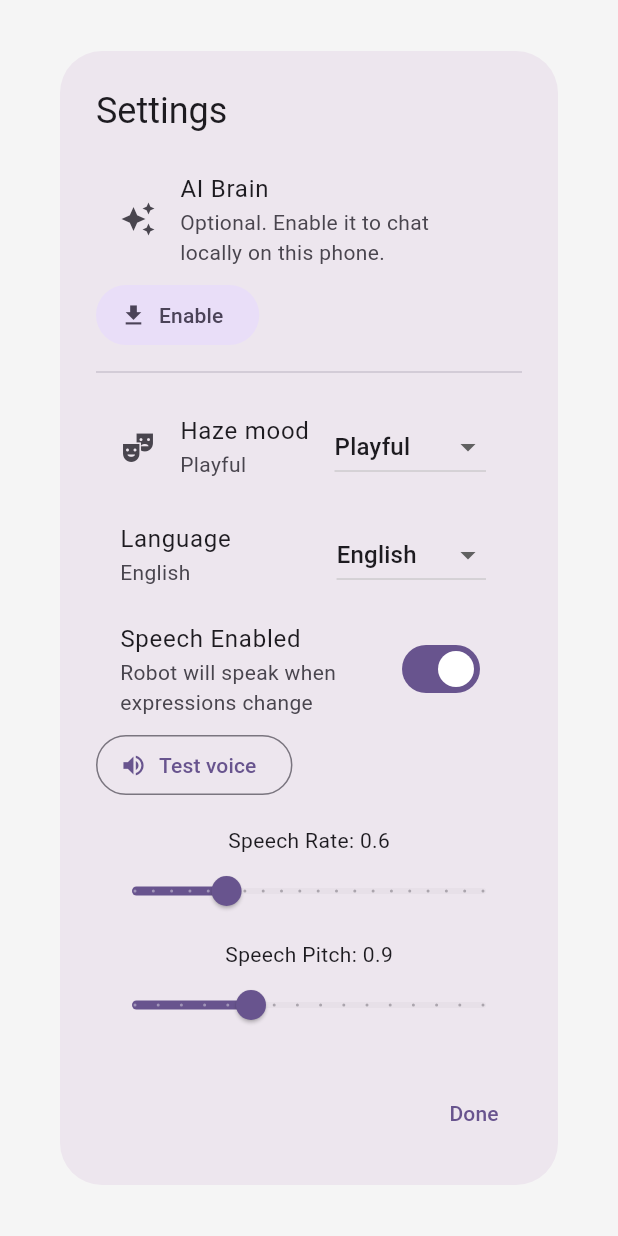
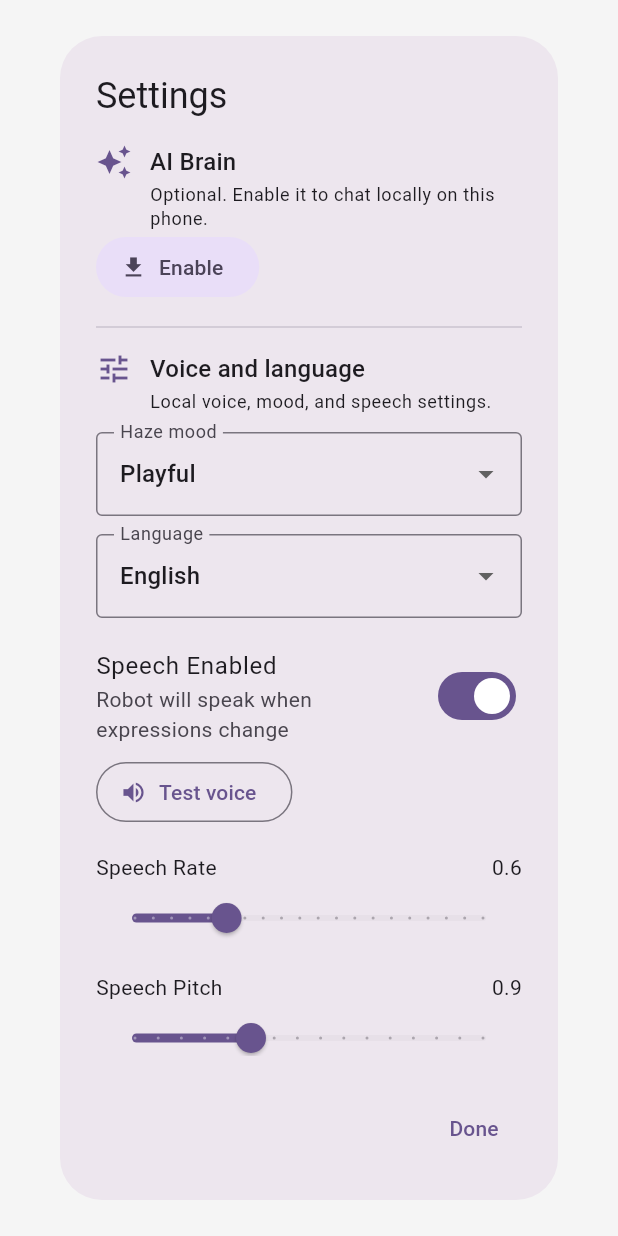
Before and after one commit to dmvvilela/haze_bot_app, a Flutter app: the SettingsDialog widget shown alone on an empty page, opened directly, after a tap on "Enable", after a tap on "Use built-in replies", after a tap on "Speech Enabled", on a phone screen of 412 x 824 dp. Run offline on Flutter 3.47's test engine with Material 3 defaults, Android fonts, the phone set to English and light mode, and no system bars; our stand-ins replace flutter_bloc, flutter_dotenv, flutter_tts, freezed_annotation, shared_preferences, wakelock_plus; missing offline and left inert: flutter_gemma; accounts and stored records are empty; generated files the repository leaves out were written again.

Commit message:
Simplify Haze settings voice controls

```diff
--- a/lib/cubits/robot_face_cubit.dart
+++ b/lib/cubits/robot_face_cubit.dart
@@ -16,20 +16,9 @@ import '../services/timer_service.dart';
 part 'robot_face_state.dart';
 part 'robot_face_cubit.freezed.dart';
 
-enum TtsVoicePreference { automatic, feminine, masculine }
-
-extension TtsVoicePreferenceX on TtsVoicePreference {
-  String get displayName => switch (this) {
-    TtsVoicePreference.automatic => 'Auto',
-    TtsVoicePreference.feminine => 'Feminine',
-    TtsVoicePreference.masculine => 'Masculine',
-  };
-}
-
 class RobotFaceCubit extends Cubit<RobotFaceState> {
   static const _aiConsentKey = 'haze_ai_consent';
   static const _personalityKey = 'haze_personality';
-  static const _voicePreferenceKey = 'haze_voice_preference';
 
   final FlutterTts _flutterTts = FlutterTts();
   final HazeBrain _brain = HazeBrain();
@@ -66,16 +55,11 @@ class RobotFaceCubit extends Cubit<RobotFaceState> {
       final restoredPersonality = _personalityFromName(
         prefs.getString(_personalityKey),
       );
-      final restoredVoicePreference = _voicePreferenceFromName(
-        prefs.getString(_voicePreferenceKey),
-      );
       if (!isClosed) {
         emit(
           state.copyWith(
             aiConsent: restoredConsent,
             personality: restoredPersonality ?? state.personality,
-            ttsVoicePreference:
-                restoredVoicePreference ?? state.ttsVoicePreference,
           ),
         );
         if (restoredPersonality != null) {
@@ -110,13 +94,6 @@ class RobotFaceCubit extends Cubit<RobotFaceState> {
     await _brain.setPersonality(personality);
   }
 
-  Future<void> setVoicePreference(TtsVoicePreference preference) async {
-    emit(state.copyWith(ttsVoicePreference: preference));
-    await _saveVoicePreference(preference);
-    _activeVoiceLocale = null;
-    await _applyTtsSettings();
-  }
-
   Future<void> _saveConsent(AiConsent consent) async {
     try {
       final prefs = await SharedPreferences.getInstance();
@@ -139,27 +116,10 @@ class RobotFaceCubit extends Cubit<RobotFaceState> {
     }
   }
 
-  Future<void> _saveVoicePreference(TtsVoicePreference preference) async {
-    try {
-      final prefs = await SharedPreferences.getInstance();
-      await prefs.setString(_voicePreferenceKey, preference.name);
-    } catch (e) {
-      debugPrint('RobotFaceCubit: failed to save voice preference: $e');
-    }
-  }
-
   HazePersonality? _personalityFromName(String? name) {
     if (name == null) return null;
     for (final personality in HazePersonality.values) {
       if (personality.name == name) return personality;
-    }
-    return null;
-  }
-
-  TtsVoicePreference? _voicePreferenceFromName(String? name) {
-    if (name == null) return null;
-    for (final preference in TtsVoicePreference.values) {
-      if (preference.name == name) return preference;
     }
     return null;
   }
@@ -392,7 +352,6 @@ class RobotFaceCubit extends Cubit<RobotFaceState> {
           .map((voice) => voice.map((key, value) => MapEntry('$key', '$value')))
           .where((voice) => voice['locale'] == state.config.language)
           .toList();
-      _updateGenderedVoiceSupport(voices);
       if (voices.isEmpty) return;
 
       voices.sort((a, b) => _voiceScore(b).compareTo(_voiceScore(a)));
@@ -408,15 +367,7 @@ class RobotFaceCubit extends Cubit<RobotFaceState> {
     final name = (voice['name'] ?? '').toLowerCase();
     final quality = (voice['quality'] ?? '').toLowerCase();
     final networkRequired = (voice['network_required'] ?? '').toLowerCase();
-    final gender = _voiceGender(voice);
     var score = 0;
-    if (state.supportsGenderedVoiceChoice) {
-      if (state.ttsVoicePreference == TtsVoicePreference.feminine) {
-        score += gender == TtsVoicePreference.feminine ? 100 : -30;
-      } else if (state.ttsVoicePreference == TtsVoicePreference.masculine) {
-        score += gender == TtsVoicePreference.masculine ? 100 : -30;
-      }
-    }
     if (networkRequired == 'false') score += 20;
     if (quality.contains('enhanced') || quality.contains('premium')) {
       score += 12;
@@ -434,30 +385,6 @@ class RobotFaceCubit extends Cubit<RobotFaceState> {
     }
     if (name.contains('compact')) score -= 3;
     return score;
-  }
-
-  void _updateGenderedVoiceSupport(List<Map<String, String>> voices) {
-    final hasFeminine = voices.any(
-      (voice) => _voiceGender(voice) == TtsVoicePreference.feminine,
-    );
-    final hasMasculine = voices.any(
-      (voice) => _voiceGender(voice) == TtsVoicePreference.masculine,
-    );
-    final supportsChoice = hasFeminine && hasMasculine;
-    if (!isClosed && state.supportsGenderedVoiceChoice != supportsChoice) {
-      emit(state.copyWith(supportsGenderedVoiceChoice: supportsChoice));
-    }
-  }
-
-  TtsVoicePreference? _voiceGender(Map<String, String> voice) {
-    final gender = (voice['gender'] ?? '').toLowerCase();
-    if (gender.contains('female') || gender.contains('feminine')) {
-      return TtsVoicePreference.feminine;
-    }
-    if (gender.contains('male') || gender.contains('masculine')) {
-      return TtsVoicePreference.masculine;
-    }
-    return null;
   }
 
   Future<void> _safeTtsCall(
--- a/lib/cubits/robot_face_state.dart
+++ b/lib/cubits/robot_face_state.dart
@@ -17,8 +17,5 @@ class RobotFaceState with _$RobotFaceState {
     @Default(0) int downloadProgress,
     @Default(AiConsent.unknown) AiConsent aiConsent,
     @Default(HazePersonality.playful) HazePersonality personality,
-    @Default(TtsVoicePreference.automatic)
-    TtsVoicePreference ttsVoicePreference,
-    @Default(false) bool supportsGenderedVoiceChoice,
   }) = _RobotFaceState;
 }
--- a/lib/widgets/settings_dialog.dart
+++ b/lib/widgets/settings_dialog.dart
@@ -15,18 +15,19 @@ class SettingsDialog extends StatelessWidget {
         return AlertDialog(
           title: Text(t.ui.settings),
           content: SizedBox(
-            width: 420,
+            width: 460,
             child: SingleChildScrollView(
               child: Column(
                 mainAxisSize: MainAxisSize.min,
+                crossAxisAlignment: CrossAxisAlignment.stretch,
                 children: [
-                  ListTile(
-                    leading: const Icon(Icons.auto_awesome),
-                    title: const Text('AI Brain'),
-                    subtitle: Text(_brainStatusText(state)),
+                  _SectionHeader(
+                    icon: Icons.auto_awesome,
+                    title: 'AI Brain',
+                    subtitle: _brainStatusText(state),
                   ),
                   if (state.brainStatus == BrainStatus.downloading) ...[
-                    const SizedBox(height: 4),
+                    const SizedBox(height: 10),
                     LinearProgressIndicator(
                       value: state.downloadProgress > 0
                           ? state.downloadProgress / 100
@@ -42,13 +43,19 @@ class SettingsDialog extends StatelessWidget {
                       children: _brainActions(context, state),
                     ),
                   ),
-                  const Divider(height: 28),
-                  ListTile(
-                    leading: const Icon(Icons.theater_comedy),
-                    title: const Text('Haze mood'),
-                    subtitle: Text(state.personality.displayName),
-                    trailing: DropdownButton<HazePersonality>(
-                      value: state.personality,
+                  const Divider(height: 32),
+                  _SectionHeader(
+                    icon: Icons.tune,
+                    title: 'Voice and language',
+                    subtitle: 'Local voice, mood, and speech settings.',
+                  ),
+                  const SizedBox(height: 12),
+                  DropdownButtonFormField<HazePersonality>(
+                    initialValue: state.personality,
+                    decoration: const InputDecoration(
+                      labelText: 'Haze mood',
+                      border: OutlineInputBorder(),
+                    ),
                     items: HazePersonality.values
                         .map(
                           (personality) => DropdownMenuItem(
@@ -65,21 +72,15 @@ class SettingsDialog extends StatelessWidget {
                       }
                     },
                   ),
+                  const SizedBox(height: 12),
+                  DropdownButtonFormField<String>(
+                    initialValue: state.config.language,
+                    decoration: InputDecoration(
+                      labelText: t.ui.language,
+                      border: const OutlineInputBorder(),
                     ),
-                  ListTile(
-                    title: Text(t.ui.language),
-                    subtitle: Text(
-                      state.config.language == 'en-US'
-                          ? 'English'
-                          : 'Português',
-                    ),
-                    trailing: DropdownButton<String>(
-                      value: state.config.language,
                     items: const [
-                        DropdownMenuItem(
-                          value: 'en-US',
-                          child: Text('English'),
-                        ),
+                      DropdownMenuItem(value: 'en-US', child: Text('English')),
                       DropdownMenuItem(
                         value: 'pt-BR',
                         child: Text('Português'),
@@ -88,7 +89,6 @@ class SettingsDialog extends StatelessWidget {
                     onChanged: (value) {
                       if (value != null) {
                         context.read<RobotFaceCubit>().updateLanguage(value);
-                          // Update app locale
                         if (value == 'pt-BR') {
                           LocaleSettings.setLocale(AppLocale.pt);
                         } else {
@@ -97,8 +97,9 @@ class SettingsDialog extends StatelessWidget {
                       }
                     },
                   ),
-                  ),
+                  const SizedBox(height: 12),
                   SwitchListTile(
+                    contentPadding: EdgeInsets.zero,
                     title: Text(t.ui.speech_enabled),
                     subtitle: Text(t.ui.speech_description),
                     value: state.config.speechEnabled,
@@ -106,30 +107,6 @@ class SettingsDialog extends StatelessWidget {
                         context.read<RobotFaceCubit>().toggleSpeech(),
                   ),
                   if (state.config.speechEnabled) ...[
-                    if (state.supportsGenderedVoiceChoice)
-                      ListTile(
-                        leading: const Icon(Icons.record_voice_over),
-                        title: const Text('Voice style'),
-                        subtitle: const Text('Uses installed local voices'),
-                        trailing: DropdownButton<TtsVoicePreference>(
-                          value: state.ttsVoicePreference,
-                          items: TtsVoicePreference.values
-                              .map(
-                                (preference) => DropdownMenuItem(
-                                  value: preference,
-                                  child: Text(preference.displayName),
-                                ),
-                              )
-                              .toList(),
-                          onChanged: (preference) {
-                            if (preference != null) {
-                              context.read<RobotFaceCubit>().setVoicePreference(
-                                preference,
-                              );
-                            }
-                          },
-                        ),
-                      ),
                     Align(
                       alignment: Alignment.centerLeft,
                       child: OutlinedButton.icon(
@@ -139,10 +116,8 @@ class SettingsDialog extends StatelessWidget {
                       ),
                     ),
                     const SizedBox(height: 16),
-                    Text(
-                      '${t.ui.speech_rate}: ${state.config.speechRate.toStringAsFixed(1)}',
-                    ),
-                    Slider(
+                    _SliderField(
+                      label: t.ui.speech_rate,
                       value: state.config.speechRate,
                       min: 0.1,
                       max: 2.0,
@@ -151,11 +126,9 @@ class SettingsDialog extends StatelessWidget {
                           .read<RobotFaceCubit>()
                           .updateSpeechRate(value),
                     ),
-                    const SizedBox(height: 8),
-                    Text(
-                      '${t.ui.speech_pitch}: ${state.config.speechPitch.toStringAsFixed(1)}',
-                    ),
-                    Slider(
+                    const SizedBox(height: 12),
+                    _SliderField(
+                      label: t.ui.speech_pitch,
                       value: state.config.speechPitch,
                       min: 0.5,
                       max: 2.0,
@@ -235,3 +208,77 @@ class SettingsDialog extends StatelessWidget {
     return actions;
   }
 }
+
+class _SectionHeader extends StatelessWidget {
+  final IconData icon;
+  final String title;
+  final String subtitle;
+
+  const _SectionHeader({
+    required this.icon,
+    required this.title,
+    required this.subtitle,
+  });
+
+  @override
+  Widget build(BuildContext context) {
+    final colors = Theme.of(context).colorScheme;
+    return Row(
+      crossAxisAlignment: CrossAxisAlignment.start,
+      children: [
+        Icon(icon, color: colors.primary),
+        const SizedBox(width: 12),
+        Expanded(
+          child: Column(
+            crossAxisAlignment: CrossAxisAlignment.start,
+            children: [
+              Text(title, style: Theme.of(context).textTheme.titleMedium),
+              const SizedBox(height: 2),
+              Text(subtitle, style: Theme.of(context).textTheme.bodySmall),
+            ],
+          ),
+        ),
+      ],
+    );
+  }
+}
+
+class _SliderField extends StatelessWidget {
+  final String label;
+  final double value;
+  final double min;
+  final double max;
+  final int divisions;
+  final ValueChanged<double> onChanged;
+
+  const _SliderField({
+    required this.label,
+    required this.value,
+    required this.min,
+    required this.max,
+    required this.divisions,
+    required this.onChanged,
+  });
+
+  @override
+  Widget build(BuildContext context) {
+    return Column(
+      crossAxisAlignment: CrossAxisAlignment.stretch,
+      children: [
+        Row(
+          children: [
+            Expanded(child: Text(label)),
+            Text(value.toStringAsFixed(1)),
+          ],
+        ),
+        Slider(
+          value: value,
+          min: min,
+          max: max,
+          divisions: divisions,
+          onChanged: onChanged,
+        ),
+      ],
+    );
+  }
+}
```
Also changed, not shown: lib/cubits/robot_face_cubit.freezed.dart, 1 other file. Lines whose indentation alone changed are shown as unchanged.
